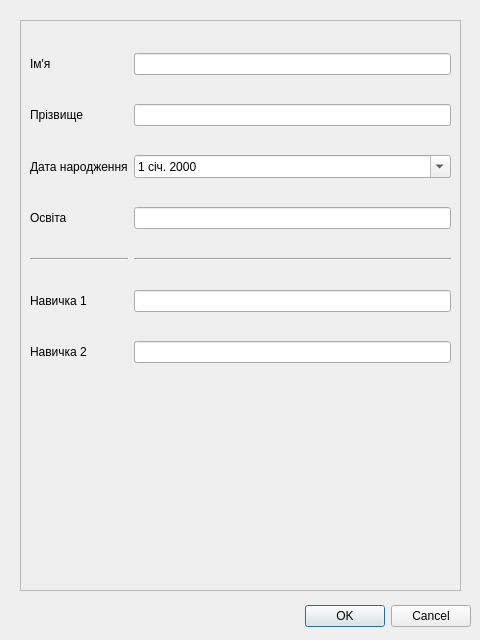
Old version of the form dialogui_editpersinfo.ui in the repository landrew31/db_course_work.
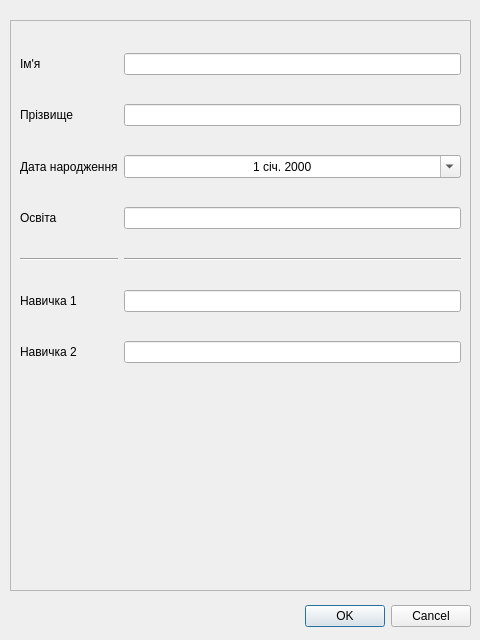
New version of the form.

```diff
--- a/dialogui_editpersinfo.ui
+++ b/dialogui_editpersinfo.ui
@@ -44,9 +44,9 @@
   <widget class="QFrame" name="frame">
    <property name="geometry">
     <rect>
-     <x>20</x>
+     <x>10</x>
      <y>20</y>
-     <width>441</width>
+     <width>461</width>
      <height>571</height>
     </rect>
    </property>
@@ -61,7 +61,7 @@
      <rect>
       <x>10</x>
       <y>10</y>
-      <width>421</width>
+      <width>441</width>
       <height>361</height>
      </rect>
     </property>
@@ -98,6 +98,9 @@
      </item>
      <item row="2" column="1">
       <widget class="QDateEdit" name="persBirthDate">
+       <property name="alignment">
+        <set>Qt::AlignCenter</set>
+       </property>
        <property name="calendarPopup">
         <bool>true</bool>
        </property>
```
Left out of the diff: 2 changed lines with no effect on the pictures.
